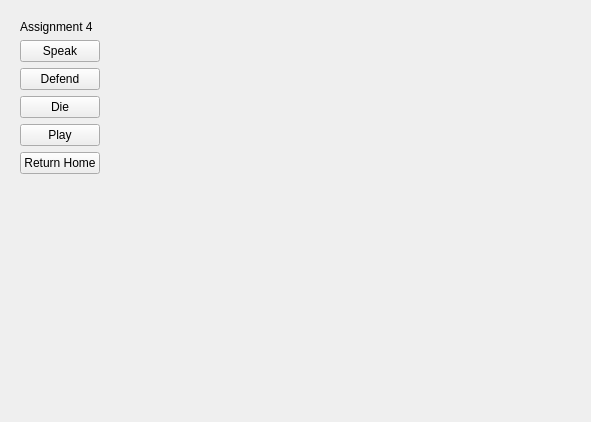
Qt form MayaPy/resources/widget/Assignment4Widget/Widget.ui (lzgtk/HY) before a commit.
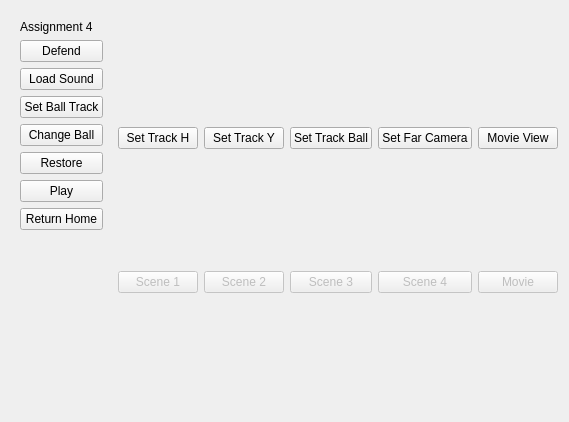
The same form after that commit.

Diff of the .ui file:
```diff
--- a/MayaPy/resources/widget/Assignment4Widget/Widget.ui
+++ b/MayaPy/resources/widget/Assignment4Widget/Widget.ui
@@ -6,7 +6,7 @@
    <rect>
     <x>0</x>
     <y>0</y>
-    <width>591</width>
+    <width>558</width>
     <height>422</height>
    </rect>
   </property>
@@ -24,13 +24,6 @@
         </property>
        </widget>
       </item>
-      <item>
-       <widget class="QPushButton" name="speakBtn">
-        <property name="text">
-         <string>Speak</string>
-        </property>
-       </widget>
-      </item>
       <item>
        <widget class="QPushButton" name="defendBtn">
         <property name="text">
@@ -41,7 +34,28 @@
       <item>
        <widget class="QPushButton" name="dieBtn">
         <property name="text">
-         <string>Die</string>
+         <string>Load Sound</string>
+        </property>
+       </widget>
+      </item>
+      <item>
+       <widget class="QPushButton" name="setBallBtn">
+        <property name="text">
+         <string>Set Ball Track</string>
+        </property>
+       </widget>
+      </item>
+      <item>
+       <widget class="QPushButton" name="ballBtn">
+        <property name="text">
+         <string>Change Ball</string>
+        </property>
+       </widget>
+      </item>
+      <item>
+       <widget class="QPushButton" name="restoreBtn">
+        <property name="text">
+         <string>Restore</string>
         </property>
        </widget>
       </item>
@@ -75,6 +89,98 @@
      </layout>
     </widget>
    </item>
+   <item>
+    <layout class="QGridLayout" name="gridLayout_2">
+     <item row="0" column="2">
+      <widget class="QPushButton" name="scene3Btn">
+       <property name="text">
+        <string>Set Track Ball</string>
+       </property>
+      </widget>
+     </item>
+     <item row="0" column="1">
+      <widget class="QPushButton" name="scene2Btn">
+       <property name="text">
+        <string>Set Track Y</string>
+       </property>
+      </widget>
+     </item>
+     <item row="0" column="3">
+      <widget class="QPushButton" name="scene4Btn">
+       <property name="text">
+        <string>Set Far Camera</string>
+       </property>
+      </widget>
+     </item>
+     <item row="0" column="0">
+      <widget class="QPushButton" name="scene1Btn">
+       <property name="text">
+        <string>Set Track H</string>
+       </property>
+      </widget>
+     </item>
+     <item row="1" column="4">
+      <widget class="QPushButton" name="cn5Btn">
+       <property name="enabled">
+        <bool>false</bool>
+       </property>
+       <property name="text">
+        <string>Movie</string>
+       </property>
+      </widget>
+     </item>
+     <item row="1" column="1">
+      <widget class="QPushButton" name="cn2Btn">
+       <property name="enabled">
+        <bool>false</bool>
+       </property>
+       <property name="text">
+        <string>Scene 2</string>
+       </property>
+      </widget>
+     </item>
+     <item row="1" column="3">
+      <widget class="QPushButton" name="cn4Btn">
+       <property name="enabled">
+        <bool>false</bool>
+       </property>
+       <property name="text">
+        <string>Scene 4</string>
+       </property>
+      </widget>
+     </item>
+     <item row="0" column="4">
+      <widget class="QPushButton" name="scene5Btn">
+       <property name="text">
+        <string>Movie View</string>
+       </property>
+      </widget>
+     </item>
+     <item row="1" column="2">
+      <widget class="QPushButton" name="cn3Btn">
+       <property name="enabled">
+        <bool>false</bool>
+       </property>
+       <property name="text">
+        <string>Scene 3</string>
+       </property>
+      </widget>
+     </item>
+     <item row="1" column="0">
+      <widget class="QPushButton" name="cn1Btn">
+       <property name="enabled">
+        <bool>false</bool>
+       </property>
+       <property name="text">
+        <string>Scene 1</string>
+       </property>
+       <property name="checkable">
+        <bool>false</bool>
+       </property>
+      </widget>
+     </item>
+    </layout>
+   </item>
    <item>
     <spacer name="horizontalSpacer">
      <property name="orientation">
@@ -82,7 +188,7 @@
      </property>
      <property name="sizeHint" stdset="0">
       <size>
-       <width>439</width>
+       <width>40</width>
        <height>20</height>
       </size>
      </property>
```
Left out of the diff: 2 changed lines with no effect on the pictures.
